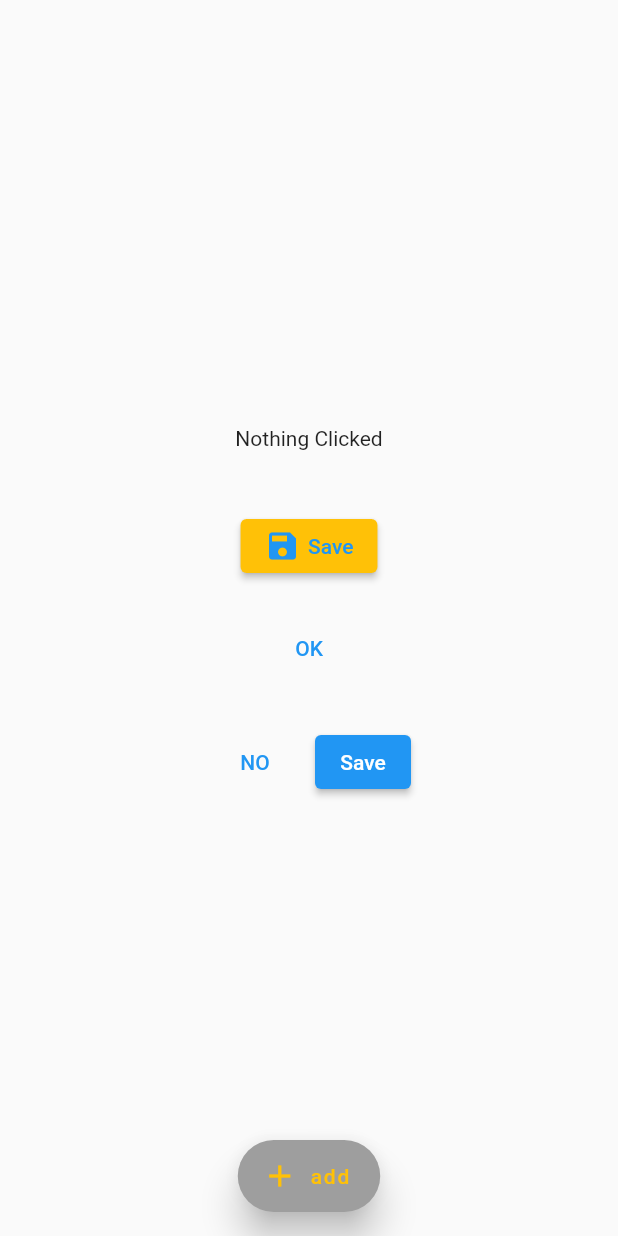
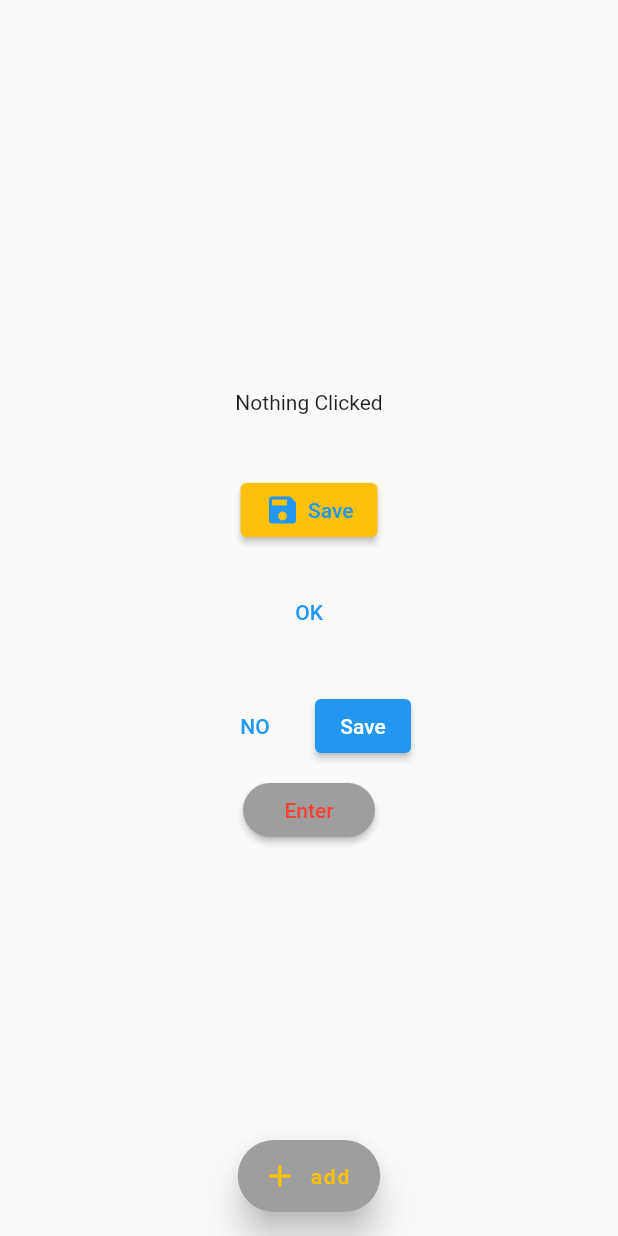
Before and after one commit to carlstep/flutter_buttons_example, a Flutter app: the screen it shows after launch, on a phone screen of 412 x 824 dp. Run offline on Flutter 3.47's test engine with Material 2 defaults, Android fonts, the phone set to English and light mode, and no system bars.

Commit message:
add MaterialButton

```diff
--- a/lib/main.dart
+++ b/lib/main.dart
@@ -107,6 +107,19 @@ class _MainPageState extends State<MainPage> {
                 ),
               ],
             ),
+            MaterialButton(
+              shape: RoundedRectangleBorder(
+                borderRadius: BorderRadius.circular(20),
+              ),
+              color: Colors.grey,
+              child: const Text(
+                'Enter',
+                style: TextStyle(color: Colors.red),
+              ),
+              onPressed: () {
+                text = 'Material Button Clicked';
+              },
+            ),
           ],
         ),
       ),
```
